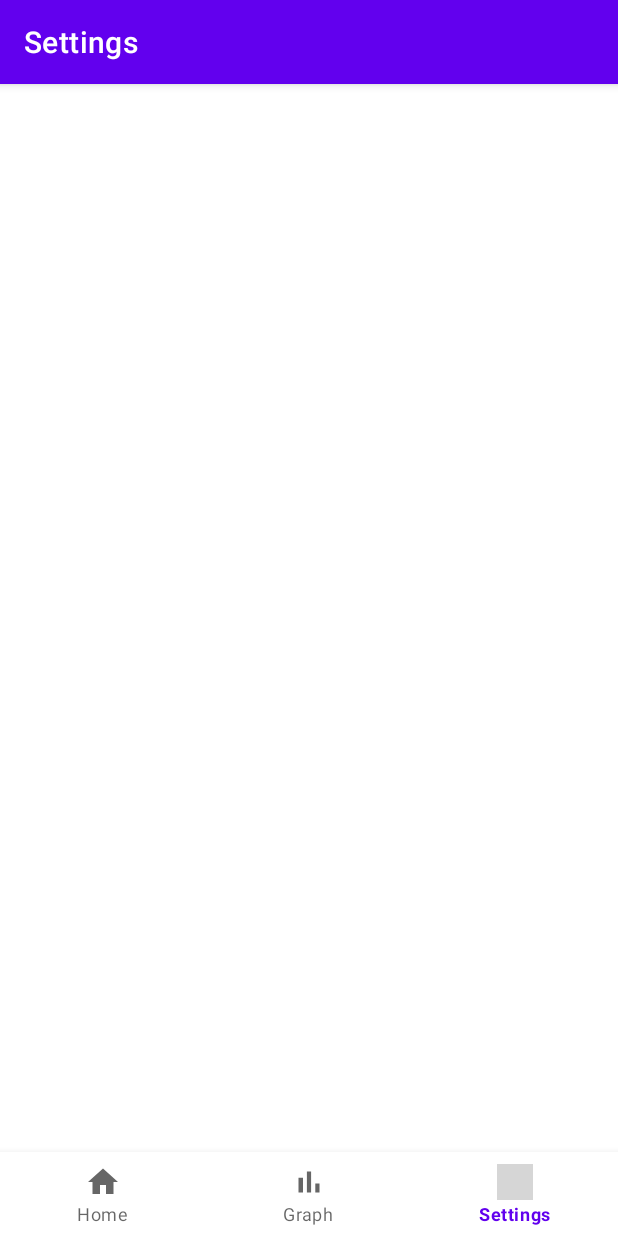
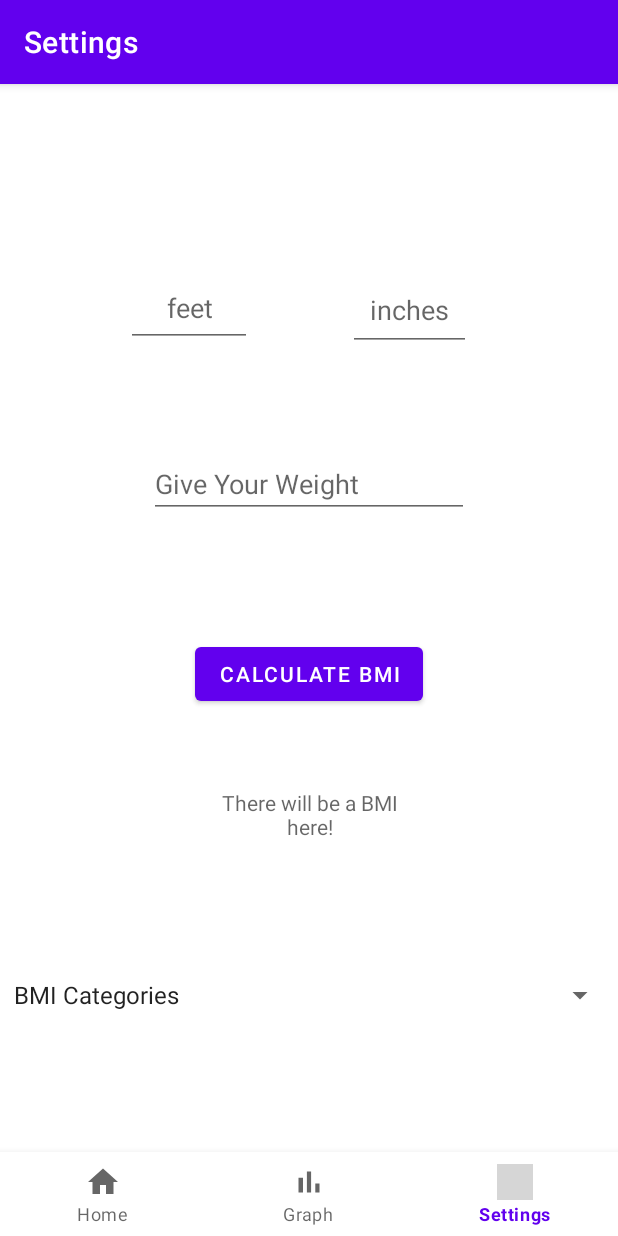
Before and after one commit to FlorenciaDiCiocco/FAT_app_cs246, an Android app: the NotificationsFragment screen opened through its navigation route, on a phone screen of 412 x 824 dp. Run offline under Robolectric (Android 15) with nearby library versions, the phone set to English and light mode, and no system bars; our stand-ins replace navigation-ui; grey boxes are pictures that could not be loaded.

Commit message:
built out the activity for calculating the BMI

```diff
--- a/app/src/main/res/layout/activity_add_weight_final.xml
+++ b/app/src/main/res/layout/activity_add_weight_final.xml
@@ -13,4 +13,5 @@
         android:text="It works"
         tools:layout_editor_absoluteX="102dp"
         tools:layout_editor_absoluteY="231dp" />
+
 </androidx.constraintlayout.widget.ConstraintLayout>
--- a/app/src/main/res/layout/fragment_notifications.xml
+++ b/app/src/main/res/layout/fragment_notifications.xml
@@ -6,18 +6,87 @@
     android:layout_height="match_parent"
     tools:context=".ui.notifications.NotificationsFragment">
 
+    <EditText
+        android:id="@+id/inchesHeight"
+        android:layout_width="82dp"
+        android:layout_height="54dp"
+        android:layout_marginTop="68dp"
+        android:ems="10"
+        android:gravity="center"
+        android:hint="inches"
+        android:inputType="textPersonName"
+        app:layout_constraintEnd_toEndOf="parent"
+        app:layout_constraintHorizontal_bias="0.397"
+        app:layout_constraintStart_toEndOf="@+id/feetHeight"
+        app:layout_constraintTop_toTopOf="parent" />
+
+    <EditText
+        android:id="@+id/feetHeight"
+        android:layout_width="84dp"
+        android:layout_height="51dp"
+        android:layout_marginStart="84dp"
+        android:layout_marginLeft="84dp"
+        android:layout_marginTop="68dp"
+        android:autoText="false"
+        android:ems="10"
+        android:gravity="center"
+        android:hint="feet"
+        android:inputType="numberDecimal"
+        app:layout_constraintStart_toStartOf="parent"
+        app:layout_constraintTop_toTopOf="parent" />
+
+    <!--    <Button-->
+<!--        android:id="@+id/buttonBMI"-->
+<!--        android:layout_width="127dp"-->
+<!--        android:layout_height="48dp"-->
+<!--        android:text="BMI"-->
+<!--        tools:layout_editor_absoluteX="143dp"-->
+<!--        tools:layout_editor_absoluteY="200dp" />-->
+
     <TextView
-        android:id="@+id/text_notifications"
-        android:layout_width="match_parent"
-        android:layout_height="wrap_content"
-        android:layout_marginStart="8dp"
-        android:layout_marginTop="8dp"
-        android:layout_marginEnd="8dp"
-        android:textAlignment="center"
-        android:textSize="20sp"
+        android:id="@+id/numBMI"
+        android:layout_width="139dp"
+        android:layout_height="59dp"
+        android:layout_marginTop="40dp"
+        android:gravity="center"
+        android:hint="There will be a BMI here!"
+        app:layout_constraintEnd_toEndOf="parent"
+        app:layout_constraintStart_toStartOf="parent"
+        app:layout_constraintTop_toBottomOf="@+id/buttonBMI" />
+
+    <Spinner
+        android:id="@+id/BMIspinner"
+        android:layout_width="409dp"
+        android:layout_height="41dp"
+        android:layout_marginBottom="140dp"
         app:layout_constraintBottom_toBottomOf="parent"
         app:layout_constraintEnd_toEndOf="parent"
+        app:layout_constraintStart_toStartOf="parent" />
+
+    <Button
+        android:id="@+id/buttonBMI"
+        android:layout_width="wrap_content"
+        android:layout_height="wrap_content"
+        android:layout_marginTop="80dp"
+        android:onClick="onClick"
+        android:text="@string/calc_BMI"
+        app:layout_constraintBottom_toTopOf="@+id/numBMI"
+        app:layout_constraintEnd_toEndOf="parent"
         app:layout_constraintStart_toStartOf="parent"
-        app:layout_constraintTop_toTopOf="parent"
-        android:gravity="center_horizontal" />
+        app:layout_constraintTop_toBottomOf="@+id/calcWithWeight"
+        app:layout_constraintVertical_bias="0.0" />
+
+    <EditText
+        android:id="@+id/calcWithWeight"
+        android:layout_width="wrap_content"
+        android:layout_height="wrap_content"
+        android:layout_marginTop="188dp"
+        android:ems="10"
+        android:hint="Give Your Weight"
+        android:inputType="textPersonName"
+        app:layout_constraintEnd_toEndOf="parent"
+        app:layout_constraintStart_toStartOf="parent"
+        app:layout_constraintTop_toTopOf="parent" />
+
+
 </androidx.constraintlayout.widget.ConstraintLayout>
```
